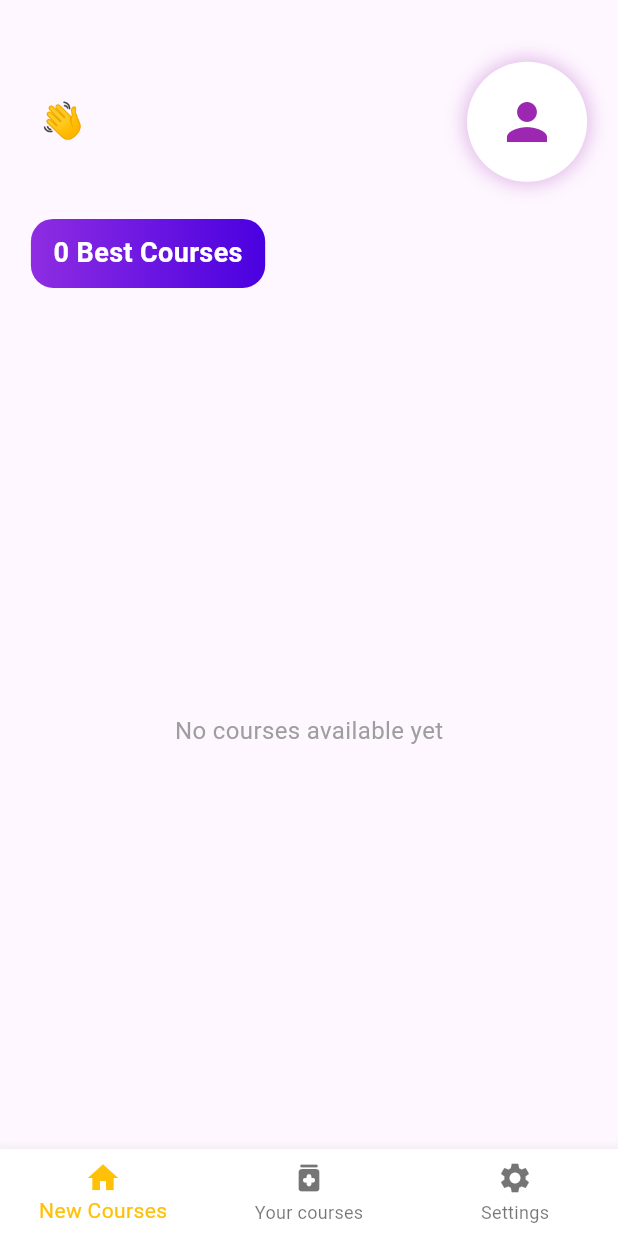
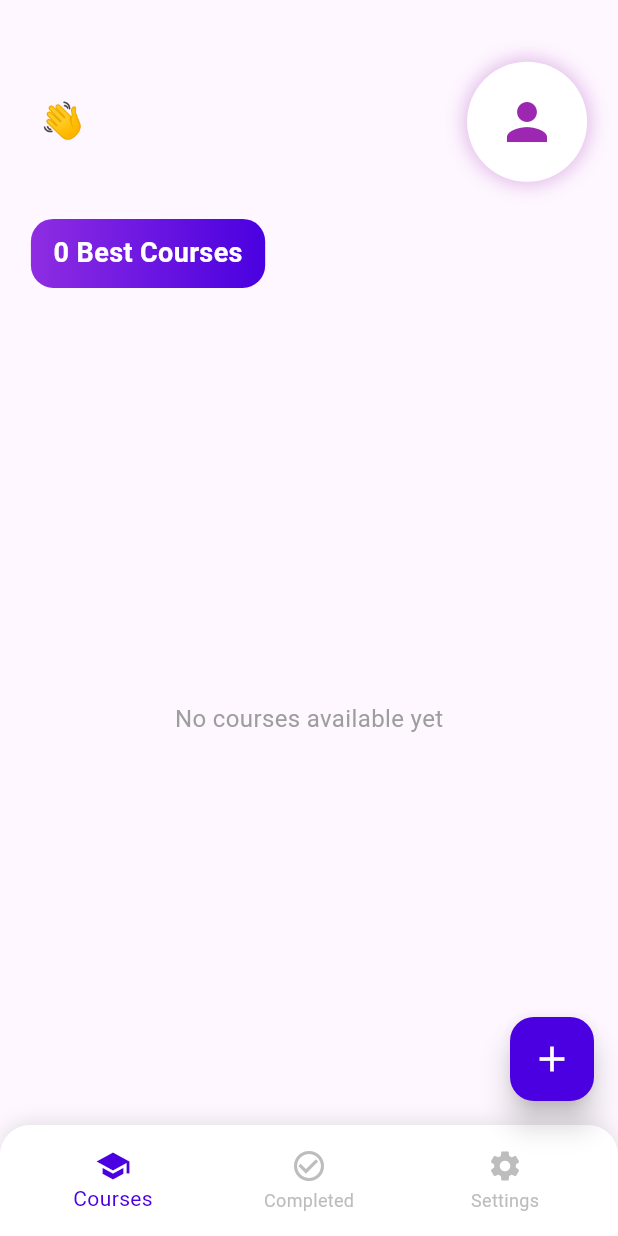
Before and after one commit to jamalihassan0307/Course-Tracker-SQL, a Flutter app: the HomeScreen screen opened directly, on a phone screen of 412 x 824 dp. Run offline on Flutter 3.47's test engine with Material 3 defaults, Android fonts, the phone set to English and light mode, and no system bars; our stand-ins replace animated_text_kit, flex_color_scheme, flutter_animate, fluttertoast, get, image_picker and 2 more; accounts and stored records are empty; network calls fail.

Commit message:
Refactor HomeScreen to improve navigation and UI. Replaced bottom navigation list with IndexedStack for better performance, added animation controller for smoother transitions, and enhanced the bottom navigation bar's appearance with a container and shadow effects. Updated floating action button for adding new courses.

```diff
--- a/lib/screen/home_screen.dart
+++ b/lib/screen/home_screen.dart
@@ -1,9 +1,8 @@
-// ignore_for_file: prefer_typing_uninitialized_variables, library_private_types_in_public_api, prefer_const_constructors, prefer_const_literals_to_create_immutables
+// ignore_for_file: prefer_typing_uninitialized_variables, library_private_types_in_public_api
 
 import 'package:flutter/material.dart';
 import 'package:course_tracker/controller/courseController.dart';
 import 'package:course_tracker/sql/sql.dart';
-// import 'package:course_tracker/sql/sqllite.dart';
 import 'package:course_tracker/model.dart/RecppeModel.dart';
 import 'package:course_tracker/screen/nev_bar/page1.dart';
 import 'package:course_tracker/screen/nev_bar/page2.dart';
@@ -18,25 +17,31 @@ class HomeScreen extends StatefulWidget {
 }
 
 class _HomeScreenState extends State<HomeScreen> with TickerProviderStateMixin {
-  var _bottomNavIndex = 0; //default index of the first screen
+  var _bottomNavIndex = 0; // Default index of the first screen
+  late AnimationController _animationController;
 
-  final list = [
-    Page1(),
-    Page2(),
-    SettingsScreen(),
-  ];
-
-  final iconList = <IconData>[
-    Icons.home,
-    Icons.brightness_6,
-    Icons.settings
+  final List<Widget> screens = [
+    const Page1(),
+    const Page2(),
+    const SettingsScreen(),
   ];
 
   @override
   void initState() {
+    super.initState();
+    _animationController = AnimationController(
+      vsync: this,
+      duration: const Duration(milliseconds: 300),
+    );
+
     Get.put(RecipeRepository());
     getdata();
-    super.initState();
+  }
+
+  @override
+  void dispose() {
+    _animationController.dispose();
+    super.dispose();
   }
 
   getdata() async {
@@ -58,24 +63,49 @@ class _HomeScreenState extends State<HomeScreen> with TickerProviderStateMixin {
   @override
   Widget build(BuildContext context) {
     return Scaffold(
-      body: list[_bottomNavIndex],
-      bottomNavigationBar: BottomNavigationBar(
-        selectedItemColor: Colors.amber,
+      body: IndexedStack(
+        index: _bottomNavIndex,
+        children: screens,
+      ),
+      bottomNavigationBar: Container(
+        decoration: BoxDecoration(
+          color: Colors.white,
+          boxShadow: [
+            BoxShadow(
+              color: Colors.black.withOpacity(0.1),
+              blurRadius: 10,
+              offset: const Offset(0, -2),
+            ),
+          ],
+          borderRadius: const BorderRadius.only(
+            topLeft: Radius.circular(20),
+            topRight: Radius.circular(20),
+          ),
+        ),
+        child: SafeArea(
+          child: Padding(
+            padding: const EdgeInsets.symmetric(horizontal: 10, vertical: 8),
+            child: BottomNavigationBar(
+              backgroundColor: Colors.transparent,
+              selectedItemColor: const Color(0xFF4A00E0),
+              unselectedItemColor: Colors.grey.shade400,
+              elevation: 0,
+              type: BottomNavigationBarType.fixed,
               currentIndex: _bottomNavIndex,
-        backgroundColor: Colors.white,
               onTap: (index) {
                 setState(() {
                   _bottomNavIndex = index;
+                  _animationController.forward(from: 0.0);
                 });
               },
-        items: [
+              items: const [
                 BottomNavigationBarItem(
-            icon: Icon(Icons.home),
-            label: 'New Courses',
+                  icon: Icon(Icons.school),
+                  label: 'Courses',
                 ),
                 BottomNavigationBarItem(
-            icon: Icon(Icons.medication_rounded),
-            label: 'Your courses',
+                  icon: Icon(Icons.check_circle_outline),
+                  label: 'Completed',
                 ),
                 BottomNavigationBarItem(
                   icon: Icon(Icons.settings),
@@ -83,6 +113,21 @@ class _HomeScreenState extends State<HomeScreen> with TickerProviderStateMixin {
                 ),
               ],
             ),
+          ),
+        ),
+      ),
+      floatingActionButton: FloatingActionButton(
+        backgroundColor: const Color(0xFF4A00E0),
+        elevation: 8,
+        onPressed: () {
+          // Action to add a new course
+        },
+        child: const Icon(
+          Icons.add,
+          color: Colors.white,
+          size: 28,
+        ),
+      ),
     );
   }
 }
```
Lines whose indentation alone changed are shown as unchanged.
